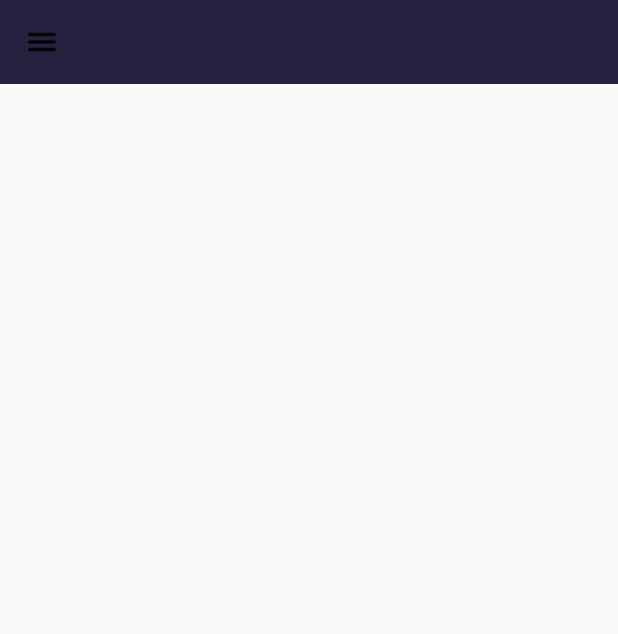
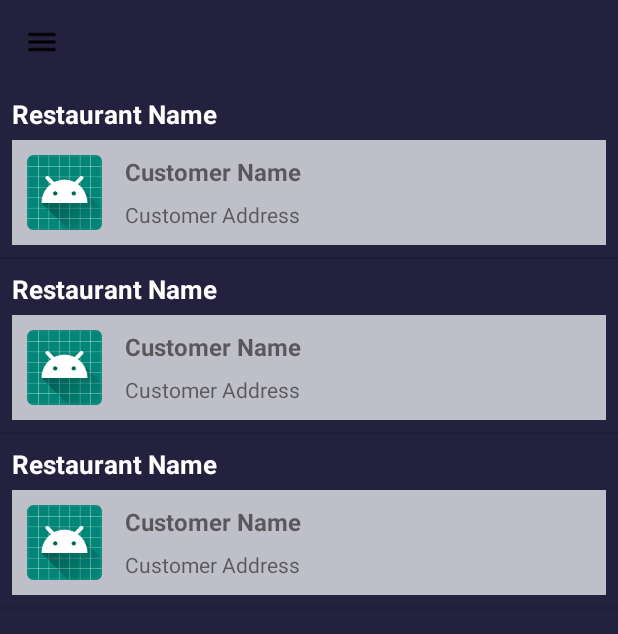
Before and after one commit to Kgotso-Koete/foodTasker-customer-driver-mobile-app, an Android app: the DriverMainActivity screen opened directly, with no data from a screen before it, in the side drawer, after a tap on "Delivery", on a phone screen of 412 x 824 dp. Shown: the top 634 px of the screen. Run offline under Robolectric (Android 15) with nearby library versions, the phone set to English and light mode, and no system bars; our stand-ins replace Picasso, Volley.

Commit message:
Add Driver Order Screen

```diff
--- a/app/src/main/java/com/example/foodtasker/DriverMainActivity.java
+++ b/app/src/main/java/com/example/foodtasker/DriverMainActivity.java
@@ -72,11 +72,11 @@ public class DriverMainActivity extends AppCompatActivity {
                         int id = menuItem.getItemId();
                         FragmentTransaction transaction = getSupportFragmentManager().beginTransaction();
                         if (id == R.id.nav_orders) {
-                            //transaction.replace(R.id.content_frame, new RestaurantListFragment()).commit();
+                            transaction.replace(R.id.content_frame, new OrderListFragment()).commit();
                         } else if (id == R.id.nav_delivery) {
-                            //transaction.replace(R.id.content_frame, new TrayFragment()).commit();
+
                         } else if (id == R.id.nav_statistic) {
-                            // transaction.replace(R.id.content_frame, new OrderFragment()).commit();
+
                         } else if (id == R.id.nav_logout) {
 
                         }
@@ -85,8 +85,8 @@ public class DriverMainActivity extends AppCompatActivity {
                     }
                 });
 
-        //FragmentTransaction transaction = getSupportFragmentManager().beginTransaction();
-        //transaction.replace(R.id.content_frame, new RestaurantListFragment()).commit();
+        FragmentTransaction transaction = getSupportFragmentManager().beginTransaction();
+        transaction.replace(R.id.content_frame, new OrderListFragment()).commit();
     }
 
     @Override
--- /dev/null
+++ b/app/src/main/java/com/example/foodtasker/OrderListFragment.java
@@ -0,0 +1,91 @@
+package com.example.foodtasker;
+
+
+import android.content.Intent;
+import android.os.Bundle;
+import android.support.annotation.Nullable;
+import android.support.v4.app.Fragment;
+import android.util.Log;
+import android.view.LayoutInflater;
+import android.view.View;
+import android.view.ViewGroup;
+import android.widget.AdapterView;
+import android.widget.BaseAdapter;
+import android.widget.ListView;
+
+import com.android.volley.Request;
+import com.android.volley.RequestQueue;
+import com.android.volley.Response;
+import com.android.volley.VolleyError;
+import com.android.volley.toolbox.JsonObjectRequest;
+import com.android.volley.toolbox.Volley;
+//import com.example.foodtasker.Activities.MealListActivity;
+//import com.example.foodtasker.Adapters.OrderAdapter;
+//import com.example.foodtasker.Objects.Order;
+//import com.example.foodtasker.Objects.Restaurant;
+import com.example.foodtasker.R;
+import com.google.gson.Gson;
+
+import org.json.JSONArray;
+import org.json.JSONException;
+import org.json.JSONObject;
+
+import java.util.ArrayList;
+import java.util.Arrays;
+
+
+/**
+ * A simple {@link Fragment} subclass.
+ */
+public class OrderListFragment extends Fragment {
+
+
+    public OrderListFragment() {
+        // Required empty public constructor
+    }
+
+
+    @Override
+    public View onCreateView(LayoutInflater inflater, ViewGroup container,
+                             Bundle savedInstanceState) {
+        // Inflate the layout for this fragment
+        return inflater.inflate(R.layout.fragment_order_list, container, false);
+    }
+
+    @Override
+    public void onActivityCreated(@Nullable Bundle savedInstanceState) {
+        super.onActivityCreated(savedInstanceState);
+
+        ListView restaurantListView = (ListView) getActivity().findViewById(R.id.order_list);
+        restaurantListView.setAdapter(new BaseAdapter() {
+            @Override
+            public int getCount() {
+                return 3;
+            }
+
+            @Override
+            public Object getItem(int position) {
+                return null;
+            }
+
+            @Override
+            public long getItemId(int position) {
+                return 0;
+            }
+
+            @Override
+            public View getView(int position, View convertView, ViewGroup parent) {
+                return LayoutInflater.from(getActivity()).inflate(R.layout.list_item_order, null);
+            }
+        });
+
+        restaurantListView.setOnItemClickListener(new AdapterView.OnItemClickListener() {
+            @Override
+            public void onItemClick(AdapterView<?> parent, View view, int position, long id) {
+                Intent intent = new Intent(getContext(), MealListActivity.class);
+                startActivity(intent);
+            }
+        });
+    }
+
+}
--- /dev/null
+++ b/app/src/main/res/layout/fragment_order_list.xml
@@ -0,0 +1,12 @@
+<FrameLayout xmlns:android="http://schemas.android.com/apk/res/android"
+    xmlns:tools="http://schemas.android.com/tools"
+    android:layout_width="match_parent"
+    android:layout_height="match_parent"
+    android:background="@color/colorPrimaryDark"
+    tools:context=".OrderListFragment">
+
+    <ListView
+        android:id="@+id/order_list"
+        android:layout_width="match_parent"
+        android:layout_height="match_parent" />
+</FrameLayout>
--- /dev/null
+++ b/app/src/main/res/layout/list_item_order.xml
@@ -0,0 +1,57 @@
+<LinearLayout xmlns:android="http://schemas.android.com/apk/res/android"
+    xmlns:app="http://schemas.android.com/apk/res-auto"
+    xmlns:tools="http://schemas.android.com/tools"
+    android:layout_width="match_parent"
+    android:layout_height="match_parent"
+    android:background="@color/colorPrimaryDark"
+    android:orientation="vertical"
+    android:padding="8dp">
+
+    <TextView
+        android:id="@+id/restaurant_name"
+        android:layout_width="match_parent"
+        android:layout_height="wrap_content"
+        android:text="@string/restaurant_name_"
+        android:textColor="@android:color/white"
+        android:textSize="17sp"
+        android:textStyle="bold" />
+
+    <android.support.constraint.ConstraintLayout
+        android:layout_width="match_parent"
+        android:layout_height="wrap_content"
+        android:layout_marginTop="5dp"
+        android:background="@color/colorPrimaryLight"
+        android:padding="10dp">
+
+        <ImageView
+            android:id="@+id/customer_image"
+            android:layout_width="50dp"
+            android:layout_height="50dp"
+            app:layout_constraintBottom_toBottomOf="parent"
+            app:layout_constraintStart_toStartOf="parent"
+            app:layout_constraintTop_toTopOf="parent"
+            app:srcCompat="@mipmap/ic_launcher"
+            android:contentDescription="@string/customer_profile_image" />
+
+        <TextView
+            android:id="@+id/customer_name"
+            android:layout_width="wrap_content"
+            android:layout_height="wrap_content"
+            android:layout_marginStart="15dp"
+            android:text="@string/customer_name_"
+            android:textSize="16sp"
+            android:textStyle="bold"
+            app:layout_constraintStart_toEndOf="@+id/customer_image"
+            app:layout_constraintTop_toTopOf="parent" />
+
+        <TextView
+            android:id="@+id/customer_address"
+            android:layout_width="wrap_content"
+            android:layout_height="wrap_content"
+            android:layout_marginStart="15dp"
+            android:layout_marginTop="8dp"
+            android:text="@string/customer_address_"
+            app:layout_constraintStart_toEndOf="@+id/customer_image"
+            app:layout_constraintTop_toBottomOf="@+id/customer_name" />
+    </android.support.constraint.ConstraintLayout>
+</LinearLayout>
--- a/app/src/main/res/values/strings.xml
+++ b/app/src/main/res/values/strings.xml
@@ -38,5 +38,9 @@
     <string name="driver_delivery">Delivery</string>
     <string name="statistics">Statistics</string>
     <string name="driver_logout">Logout</string>
+    <string name="restaurant_name_">Restaurant Name</string>
+    <string name="customer_name_">Customer Name</string>
+    <string name="customer_profile_image">Customer image</string>
+    <string name="customer_address_">Customer Address</string>
 
 </resources>
```
